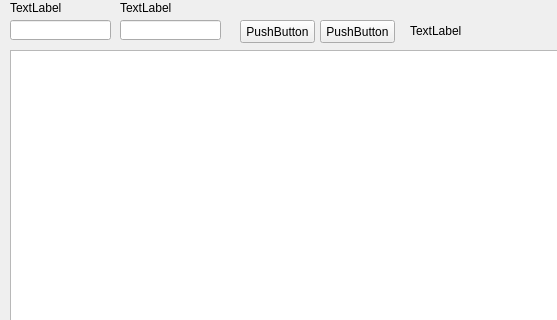
Above: ui/excel_window.ui from captaindamien/NII_EIAS before the change; both pictures show x 0 to 557 and y 0 to 320 of the 1171 by 703 pixel window. Below: the same form after it.
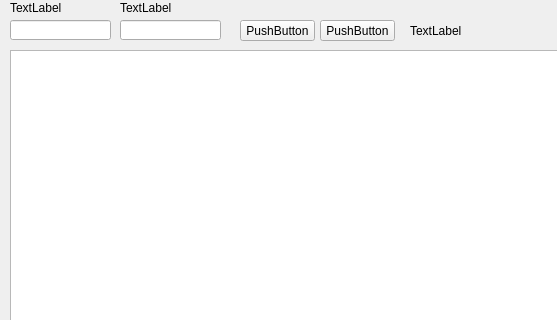
That is the form after the change.

What changed in the file:
```diff
--- a/ui/excel_window.ui
+++ b/ui/excel_window.ui
@@ -46,7 +46,7 @@
       <x>240</x>
       <y>20</y>
       <width>75</width>
-      <height>23</height>
+      <height>21</height>
      </rect>
     </property>
     <property name="text">
@@ -92,7 +92,7 @@
       <x>320</x>
       <y>20</y>
       <width>75</width>
-      <height>23</height>
+      <height>21</height>
      </rect>
     </property>
     <property name="text">
```
